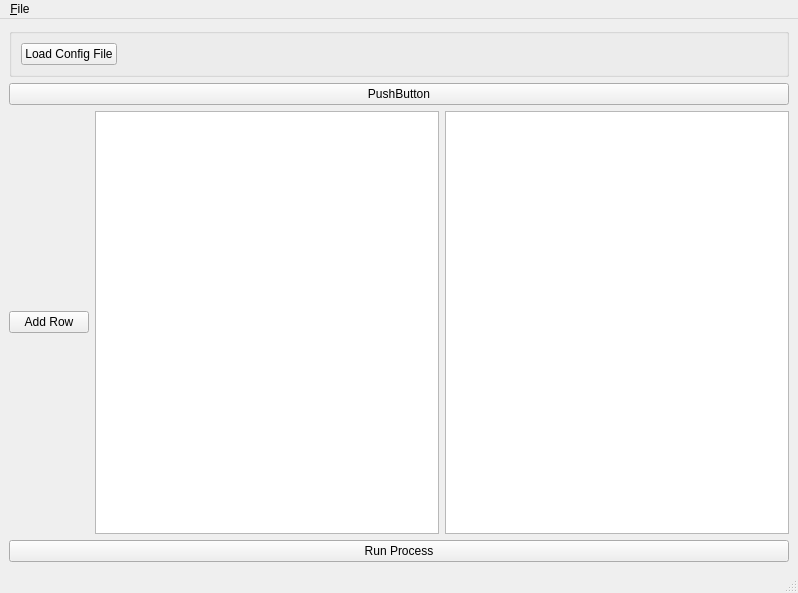
LMaiorano/Link-Budget-Toolbox, file project/app/ui/main_window.ui: the form before one commit.
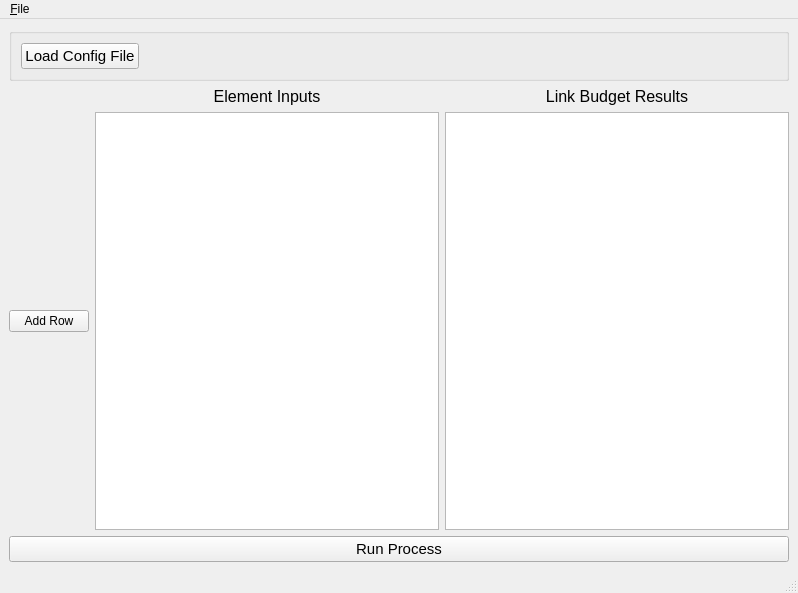
The form after the commit.

Commit message: Dual tables, simple checkbox next to parameters, table being saved to numpy array

Diff of the .ui file:
```diff
--- a/project/app/ui/main_window.ui
+++ b/project/app/ui/main_window.ui
@@ -29,6 +29,11 @@
       <layout class="QFormLayout" name="formLayout">
        <item row="0" column="0">
         <widget class="QPushButton" name="btn_load_config">
+         <property name="font">
+          <font>
+           <pointsize>11</pointsize>
+          </font>
+         </property>
          <property name="text">
           <string>Load Config File</string>
          </property>
@@ -45,34 +50,62 @@
      </widget>
     </item>
     <item>
-     <widget class="QPushButton" name="pushButton">
-      <property name="text">
-       <string>PushButton</string>
-      </property>
-     </widget>
-    </item>
-    <item>
-     <layout class="QHBoxLayout" name="horizontalLayout">
-      <item>
+     <layout class="QGridLayout" name="gridLayout">
+      <item row="1" column="0">
        <layout class="QFormLayout" name="formLayout_2"/>
       </item>
-      <item>
-       <widget class="QPushButton" name="btn_add_row">
-        <property name="text">
-         <string>Add Row</string>
-        </property>
-       </widget>
-      </item>
-      <item>
+      <item row="1" column="2">
        <widget class="QTableWidget" name="tbl_elements"/>
       </item>
-      <item>
+      <item row="1" column="3">
        <widget class="QTableView" name="tableView"/>
       </item>
+      <item row="1" column="1">
+       <widget class="QPushButton" name="btn_add_row">
+        <property name="text">
+         <string>Add Row</string>
+        </property>
+       </widget>
+      </item>
+      <item row="0" column="2">
+       <widget class="QLabel" name="label">
+        <property name="font">
+         <font>
+          <pointsize>12</pointsize>
+         </font>
+        </property>
+        <property name="text">
+         <string>Element Inputs</string>
+        </property>
+        <property name="alignment">
+         <set>Qt::AlignCenter</set>
+        </property>
+       </widget>
+      </item>
+      <item row="0" column="3">
+       <widget class="QLabel" name="label_2">
+        <property name="font">
+         <font>
+          <pointsize>12</pointsize>
+         </font>
+        </property>
+        <property name="text">
+         <string>Link Budget Results</string>
+        </property>
+        <property name="alignment">
+         <set>Qt::AlignCenter</set>
+        </property>
+       </widget>
+      </item>
      </layout>
     </item>
     <item>
      <widget class="QPushButton" name="btn_run_process">
+      <property name="font">
+       <font>
+        <pointsize>11</pointsize>
+       </font>
+      </property>
       <property name="text">
        <string>Run Process</string>
       </property>
```
Left out of the diff: 19 changed lines with no effect on the pictures. The commit also changes 3 other files.
